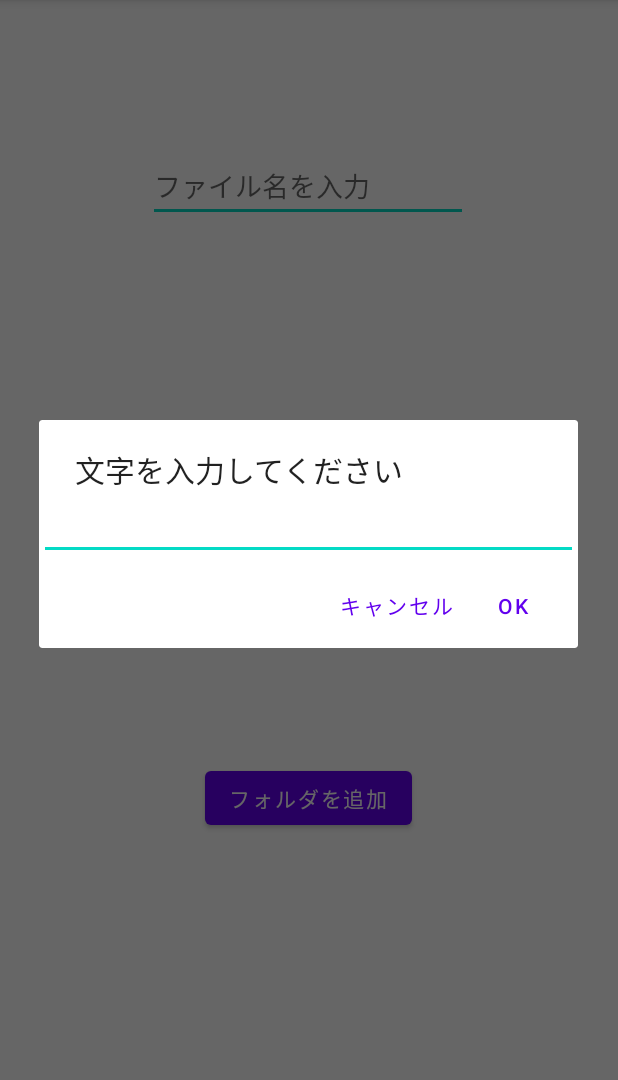
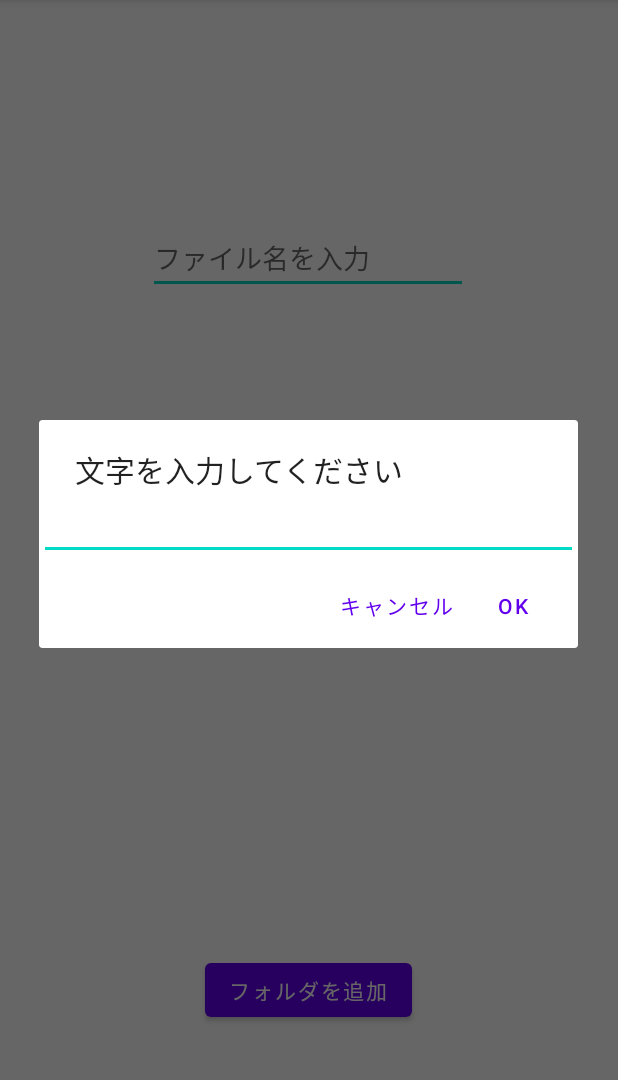
Before and after one commit to s20020/visionTest, an Android app: the File_Foleder_Input screen opened directly, with no data from a screen before it, after a tap on "フォルダを追加", on a phone screen of 412 x 824 dp, the part 84-1164 px from its top. Run offline under Robolectric (Android 15) with nearby library versions, the phone set to English and light mode, and no system bars; 2 statements that could not run were skipped.

Commit message:
DBを１つにした。 今から、ファイル名を書かないと決定ボタンとフォルダ作成ボタンを押せないように設定していく。

```diff
--- a/app/src/main/java/jp/ac/it_college/std/s20020/visiontest/DatabaseHelper.kt
+++ b/app/src/main/java/jp/ac/it_college/std/s20020/visiontest/DatabaseHelper.kt
@@ -15,22 +15,23 @@ class DatabaseHelper(context: Context): SQLiteOpenHelper(
     override fun onCreate(db: SQLiteDatabase?) {
         val createTable_main ="""
             CREATE TABLE main (
-            folder_number LONG,
+            _id LONG,
+            folder_name TEXT,
             file_name TEXT,
             english_word TEXT,
             japanese_word TEXT
             );
         """.trimIndent()
 
-        val createTable_folder ="""
-            CREATE TABLE folder (
-            folder_number,
-            folder_name TEXT
-            );
-        """.trimIndent()
+//        val createTable_folder ="""
+//            CREATE TABLE folder (
+//            folder_number,
+//            folder_name TEXT
+//            );
+//        """.trimIndent()
 
         db?.execSQL(createTable_main)
-        db?.execSQL(createTable_folder)
+//        db?.execSQL(createTable_folder)
 
 
     }
--- a/app/src/main/java/jp/ac/it_college/std/s20020/visiontest/File_Foleder_Input.kt
+++ b/app/src/main/java/jp/ac/it_college/std/s20020/visiontest/File_Foleder_Input.kt
@@ -2,6 +2,7 @@ package jp.ac.it_college.std.s20020.visiontest
 
 import android.content.Context
 import android.content.DialogInterface
+import android.content.Intent
 import androidx.appcompat.app.AppCompatActivity
 import android.os.Bundle
 import android.widget.ArrayAdapter
@@ -19,6 +20,15 @@ class File_Foleder_Input : AppCompatActivity() {
 
     val spinnerItems = arrayListOf<String>()
 
+    var _id = 0
+    var file_name = ""
+    var folder_name = ""
+    //英単語と日本語のカンマ区切り文字列を受け取る
+    var all_english = ""
+    var all_japanese = ""
+
+
+
 
     //現在作られているフォルダーの選択肢をDBから取得
 
@@ -28,25 +38,36 @@ class File_Foleder_Input : AppCompatActivity() {
         binding = ActivityFileFolederInputBinding.inflate(layoutInflater)
         setContentView(binding.root)
 
+        all_english = intent.getStringExtra("ES").toString()
+        all_japanese = intent.getStringExtra("JA").toString()
+
+        println(all_english)
+        println(all_japanese)
+
         //DatabaseHelperオブジェクトを生成
         _helper = DatabaseHelper(applicationContext)
 
 
-        //DB挿入命令
-        val insert = """
-            INSERT INTO folder
-            (folder_number, folder_name)
-            VALUES(?, ?)
-        """.trimIndent()
-
         //DBからfolder_nameを取り出す
-        val select = """
-            SELECT folder_name FROM folder
+        val select_folder_name = """
+            SELECT distinct folder_name FROM main
         """.trimIndent()
 
 
+
+        //mainDB挿入命令
+        val insert_main = """
+            INSERT INTO main
+            (_id, folder_name, file_name, english_word, japanese_word)
+            VALUES(?, ?, ?, ?, ?)
+        """.trimIndent()
+
+
+
+        //スピナーにフォルダ名を表示するための工程************************
+
         val db = _helper.writableDatabase
-        val c = db.rawQuery(select, null)
+        val c = db.rawQuery(select_folder_name, null)
 
         while(c.moveToNext()){
             val data = c.getColumnIndex("folder_name")
@@ -56,8 +77,6 @@ class File_Foleder_Input : AppCompatActivity() {
         println(spinnerItems)
         println("taiga")
 
-        //スピナーにフォルダ名を表示するための工程
-
         //アダプター作成
         val adapter = ArrayAdapter(applicationContext,android.R.layout.simple_spinner_dropdown_item, spinnerItems)
 
@@ -66,8 +85,7 @@ class File_Foleder_Input : AppCompatActivity() {
         //spinerViewにアダプターをセット
         binding.spinner.adapter = adapter
 
-
-
+        //***************************************************************
 
 
 
@@ -78,40 +96,73 @@ class File_Foleder_Input : AppCompatActivity() {
             val dialog = AlertDialog.Builder(this)
             dialog.setTitle("文字を入力してください")
             dialog.setView(myedit)
+
+            // OKボタン押したときの処理
             dialog.setPositiveButton("OK", DialogInterface.OnClickListener { _, _ ->
-                // OKボタン押したときの処理
-                //folderDBにインサートする
 
-                //folder_numberの連番のための保存領域インスタンスを生成。
+
+
+                //mainDBにインサートする***********************************
+
+                //_idを取得
                 val pre = getSharedPreferences("id", Context.MODE_PRIVATE)
                 val editor = pre.edit()
                 editor.putInt("ID", pre.getInt("ID", 0) + 1)
                 editor.apply()
-                var folder_number = pre.getInt("ID", 0)
+                _id = pre.getInt("ID", 0)
 
-                //打ち込まれたフォルダー名を取得
-                val userText = myedit.getText().toString()
+                //フォルダー名を取得
+                folder_name = myedit.getText().toString()
+
+                //ファイル名を取得
+                file_name = binding.failNameEdit.text.toString()
+
                 val db = _helper.writableDatabase
 
+                Toast.makeText(this, "$folder_name と入力しました", Toast.LENGTH_SHORT).show()
+
                 //SQL文字列をもとにプリペアドステートメントを取得
-                val stmt = db.compileStatement(insert)
-                //Preの中の番号を取得
-                stmt.bindLong(1, folder_number.toLong())
-                //入力したときフォルダー名を取得
-                stmt.bindString(2, userText)
+                val stmt1 = db.compileStatement(insert_main)
+
+                stmt1.bindLong(1, _id.toLong())
+                stmt1.bindString(2, folder_name)
+                stmt1.bindString(3, file_name)
+                stmt1.bindString(4, all_english)
+                stmt1.bindString(5, all_japanese)
+
+                println(_id)
+                println(folder_name)
+                println(file_name)
+                println(all_english)
+                println(all_japanese)
 
                 //データベースへのinsert実行。
-                stmt.executeInsert()
+                stmt1.executeInsert()
+
+                //************************************************************
 
 
-                Toast.makeText(this, "$userText と入力しました", Toast.LENGTH_SHORT).show()
 
+
+                //新しいフォルダを作った場合はすぐに決定ボタンを押した時点で完了して
+                //初期画面に遷移する。
+//                val intent = Intent(this, StudyOrCreate::class.java)
+//                startActivity(intent)
 
             })
             dialog.setNegativeButton("キャンセル", null)
             dialog.show()
         }
 
+        //スピナーからフォルダーを選択した場合
+        binding.folderOkBtn.setOnClickListener{
+
+
+        }
+
+    }
+
+    fun DBinsert() {
 
     }
 
--- a/app/src/main/res/layout/activity_file_foleder_input.xml
+++ b/app/src/main/res/layout/activity_file_foleder_input.xml
@@ -7,10 +7,10 @@
     tools:context=".File_Foleder_Input">
 
     <EditText
-        android:id="@+id/editTextTextPersonName"
+        android:id="@+id/fail_name_edit"
         android:layout_width="wrap_content"
         android:layout_height="wrap_content"
-        android:layout_marginTop="100dp"
+        android:layout_marginTop="148dp"
         android:ems="10"
         android:hint="@string/file_name"
         android:inputType="textPersonName"
@@ -23,20 +23,30 @@
         android:id="@+id/spinner"
         android:layout_width="177dp"
         android:layout_height="42dp"
-        android:layout_marginTop="216dp"
+        android:layout_marginTop="108dp"
         app:layout_constraintEnd_toEndOf="parent"
         app:layout_constraintStart_toStartOf="parent"
-        app:layout_constraintTop_toBottomOf="@+id/editTextTextPersonName" />
+        app:layout_constraintTop_toBottomOf="@+id/fail_name_edit" />
 
     <Button
         android:id="@+id/folder_add_btn"
         android:layout_width="wrap_content"
         android:layout_height="wrap_content"
-        android:layout_marginBottom="212dp"
+        android:layout_marginBottom="84dp"
         android:text="@string/folder_add"
         app:layout_constraintBottom_toBottomOf="parent"
         app:layout_constraintEnd_toEndOf="parent"
         app:layout_constraintHorizontal_bias="0.498"
         app:layout_constraintStart_toStartOf="parent" />
 
+    <Button
+        android:id="@+id/folder_ok_btn"
+        android:layout_width="wrap_content"
+        android:layout_height="wrap_content"
+        android:layout_marginTop="16dp"
+        android:text="@string/ok"
+        app:layout_constraintEnd_toEndOf="parent"
+        app:layout_constraintStart_toStartOf="parent"
+        app:layout_constraintTop_toBottomOf="@+id/spinner" />
+
 </androidx.constraintlayout.widget.ConstraintLayout>
```
Also changed, not shown: app/src/main/java/jp/ac/it_college/std/s20020/visiontest/MyCreate.kt (+66 -0 lines), app/src/main/res/layout/activity_my_create.xml (+5 -26 lines).
